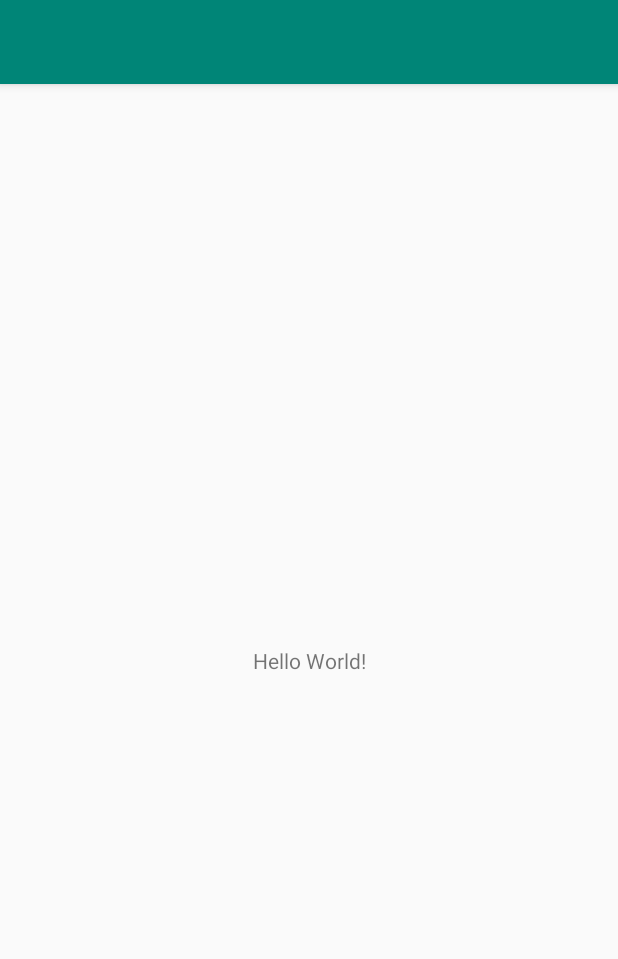
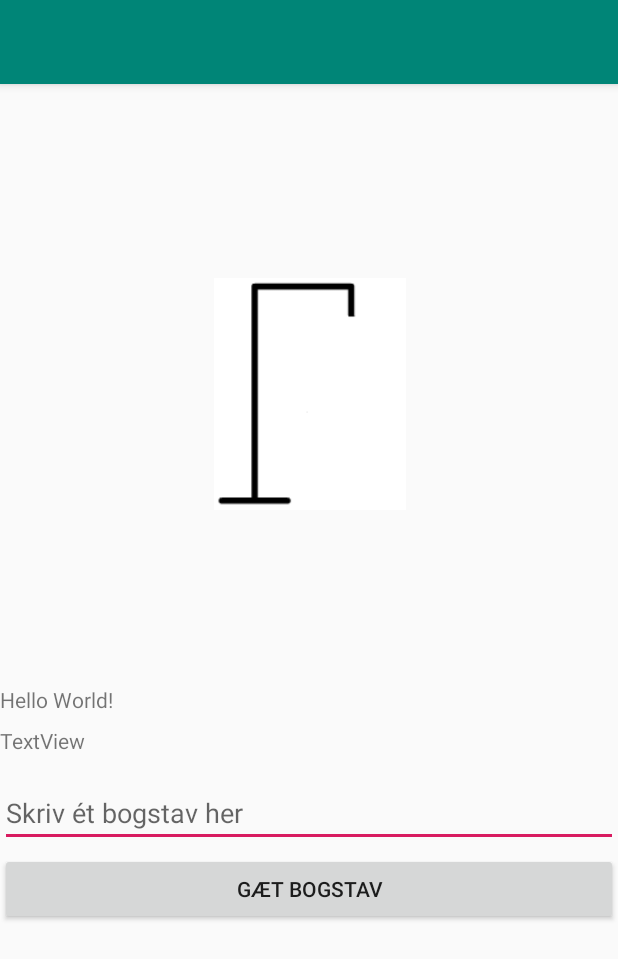
Before and after one commit to ande987a/Galgeleg, an Android app: the screen it shows after launch (MainActivity), on a phone screen of 412 x 824 dp. Shown: the top 959 px of the screen. Run offline under Robolectric (Android 15) with nearby library versions, the phone set to English and light mode, and no system bars.

Commit message:
Skelet til layout.

```diff
--- a/app/src/main/java/com/example/galgeleg/MainActivity.java
+++ b/app/src/main/java/com/example/galgeleg/MainActivity.java
@@ -5,6 +5,8 @@ import android.os.Bundle;
 
 public class MainActivity extends AppCompatActivity {
 
+    Galgelogik logik = new Galgelogik();
+
     @Override
     protected void onCreate(Bundle savedInstanceState) {
         super.onCreate(savedInstanceState);
--- a/app/src/main/res/layout/activity_main.xml
+++ b/app/src/main/res/layout/activity_main.xml
@@ -1,19 +1,68 @@
 <?xml version="1.0" encoding="utf-8"?>
-<androidx.constraintlayout.widget.ConstraintLayout
-    xmlns:android="http://schemas.android.com/apk/res/android"
+<androidx.constraintlayout.widget.ConstraintLayout xmlns:android="http://schemas.android.com/apk/res/android"
+    xmlns:app="http://schemas.android.com/apk/res-auto"
     xmlns:tools="http://schemas.android.com/tools"
-    xmlns:app="http://schemas.android.com/apk/res-auto"
     android:layout_width="match_parent"
     android:layout_height="match_parent"
     tools:context=".MainActivity">
 
+    <EditText
+        android:id="@+id/insertLetter"
+        android:layout_width="0dp"
+        android:layout_height="wrap_content"
+        android:layout_marginTop="16dp"
+        android:ems="10"
+        android:inputType="textPersonName"
+        android:text=""
+        android:hint="Skriv ét bogstav her"
+        app:layout_constraintEnd_toEndOf="parent"
+        app:layout_constraintHorizontal_bias="1.0"
+        app:layout_constraintStart_toStartOf="parent"
+        app:layout_constraintTop_toBottomOf="@+id/wrongLetter" />
+
+    <ImageView
+        android:id="@+id/galge"
+        android:layout_width="128dp"
+        android:layout_height="165dp"
+        android:layout_marginTop="24dp"
+        android:layout_marginBottom="12dp"
+        app:layout_constraintBottom_toTopOf="@+id/word"
+        app:layout_constraintEnd_toEndOf="parent"
+        app:layout_constraintHorizontal_bias="0.502"
+        app:layout_constraintStart_toStartOf="parent"
+        app:layout_constraintTop_toTopOf="parent"
+        app:srcCompat="@drawable/galge" />
+
     <TextView
-        android:layout_width="wrap_content"
+        android:id="@+id/word"
+        android:layout_width="0dp"
         android:layout_height="wrap_content"
         android:text="Hello World!"
         app:layout_constraintBottom_toBottomOf="parent"
         app:layout_constraintLeft_toLeftOf="parent"
         app:layout_constraintRight_toRightOf="parent"
-        app:layout_constraintTop_toTopOf="parent" />
+        app:layout_constraintTop_toTopOf="parent"
+        app:layout_constraintVertical_bias="0.535" />
+
+    <TextView
+        android:id="@+id/wrongLetter"
+        android:layout_width="0dp"
+        android:layout_height="wrap_content"
+        android:layout_marginTop="8dp"
+        android:text="TextView"
+        app:layout_constraintEnd_toEndOf="parent"
+        app:layout_constraintStart_toStartOf="parent"
+        app:layout_constraintTop_toBottomOf="@+id/word" />
+
+    <Button
+        android:id="@+id/button"
+        android:layout_width="0dp"
+        android:layout_height="wrap_content"
+        android:layout_marginTop="4dp"
+        android:text="Gæt bogstav"
+        app:layout_constraintEnd_toEndOf="parent"
+        app:layout_constraintHorizontal_bias="0.501"
+        app:layout_constraintStart_toStartOf="parent"
+        app:layout_constraintTop_toBottomOf="@+id/insertLetter" />
 
 </androidx.constraintlayout.widget.ConstraintLayout>
```
